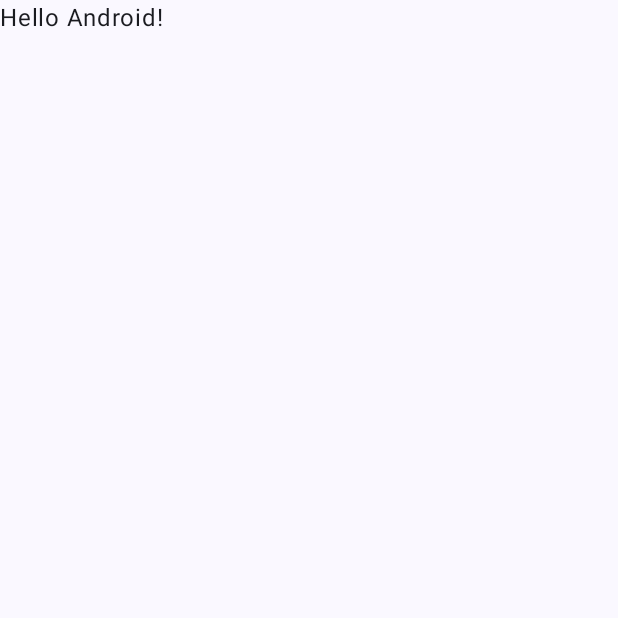
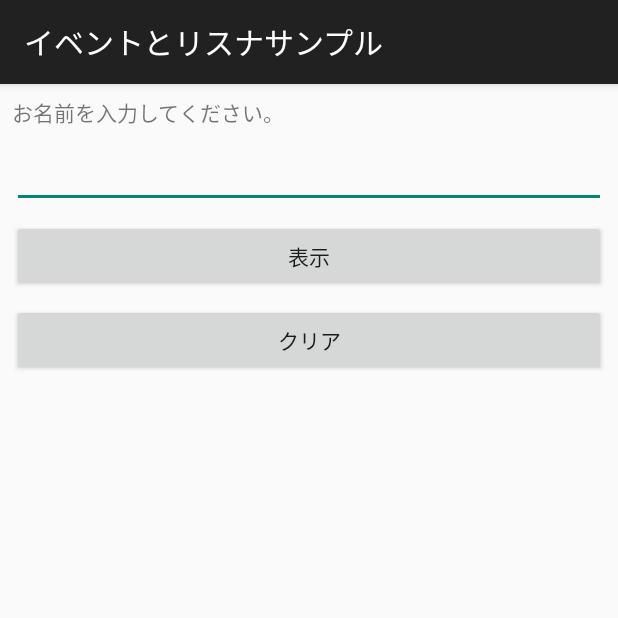
Before and after one commit to imakyo97/AndroidStudy, an Android app: the screen it shows after launch (MainActivity), on a phone screen of 412 x 824 dp, the top half of it. Before the commit the part shown is almost empty. Run offline under Robolectric (Android 15) with nearby library versions, the phone set to English and light mode, and no system bars.

Commit message:
イベントとリスナを実装

```diff
--- a/HelloSample/app/build.gradle.kts
+++ b/HelloSample/app/build.gradle.kts
@@ -56,6 +56,7 @@ dependencies {
     implementation("androidx.compose.ui:ui-graphics")
     implementation("androidx.compose.ui:ui-tooling-preview")
     implementation("androidx.compose.material3:material3")
+    implementation("androidx.appcompat:appcompat:1.6.1")
     testImplementation("junit:junit:4.13.2")
     androidTestImplementation("androidx.test.ext:junit:1.1.5")
     androidTestImplementation("androidx.test.espresso:espresso-core:3.5.1")
--- a/HelloSample/app/src/main/java/com/example/hellosample/MainActivity.kt
+++ b/HelloSample/app/src/main/java/com/example/hellosample/MainActivity.kt
@@ -1,43 +1,41 @@
 package com.example.hellosample
 
 import android.os.Bundle
-import androidx.activity.ComponentActivity
-import androidx.activity.compose.setContent
-import androidx.compose.foundation.layout.fillMaxSize
-import androidx.compose.material3.MaterialTheme
-import androidx.compose.material3.Surface
-import androidx.compose.material3.Text
-import androidx.compose.runtime.Composable
-import androidx.compose.ui.Modifier
-import androidx.compose.ui.tooling.preview.Preview
-import com.example.hellosample.ui.theme.HelloSampleTheme
+import android.view.View
+import android.widget.Button
+import android.widget.EditText
+import android.widget.TextView
+import androidx.appcompat.app.AppCompatActivity
 
-class MainActivity : ComponentActivity() {
+class MainActivity : AppCompatActivity() {
     override fun onCreate(savedInstanceState: Bundle?) {
         super.onCreate(savedInstanceState)
-        setContent {
-            HelloSampleTheme {
-                // A surface container using the 'background' color from the theme
-                Surface(modifier = Modifier.fillMaxSize(), color = MaterialTheme.colorScheme.background) {
-                    Greeting("Android")
+        setContentView(R.layout.activity_main)
+
+        val btClick = findViewById<Button>(R.id.btClick)
+        val listener = HelloListener()
+        btClick.setOnClickListener(listener)
+
+        val btClear = findViewById<Button>(R.id.btClear)
+        btClear.setOnClickListener(listener)
+    }
+
+    private inner class HelloListener : View.OnClickListener {
+        override fun onClick(view: View?) {
+            val input = findViewById<EditText>(R.id.etName)
+            val output = findViewById<TextView>(R.id.tvOutput)
+
+            when (view?.id) {
+                R.id.btClick -> {
+                    val inputStr = input.text.toString()
+                    output.text = inputStr + "さん、こんにちは！"
+                }
+                R.id.btClear -> {
+                    input.setText("")
+                    output.text = ""
                 }
             }
+
         }
     }
 }
-
-@Composable
-fun Greeting(name: String, modifier: Modifier = Modifier) {
-    Text(
-            text = "Hello $name!",
-            modifier = modifier
-    )
-}
-
-@Preview(showBackground = true)
-@Composable
-fun GreetingPreview() {
-    HelloSampleTheme {
-        Greeting("Android")
-    }
-}
--- a/HelloSample/app/src/main/java/com/example/hellosample/ui/theme/Color.kt
+++ /dev/null
@@ -1,11 +0,0 @@
-package com.example.hellosample.ui.theme
-
-import androidx.compose.ui.graphics.Color
-
-val Purple80 = Color(0xFFD0BCFF)
-val PurpleGrey80 = Color(0xFFCCC2DC)
-val Pink80 = Color(0xFFEFB8C8)
-
-val Purple40 = Color(0xFF6650a4)
-val PurpleGrey40 = Color(0xFF625b71)
-val Pink40 = Color(0xFF7D5260)
--- a/HelloSample/app/src/main/java/com/example/hellosample/ui/theme/Theme.kt
+++ /dev/null
@@ -1,70 +0,0 @@
-package com.example.hellosample.ui.theme
-
-import android.app.Activity
-import android.os.Build
-import androidx.compose.foundation.isSystemInDarkTheme
-import androidx.compose.material3.MaterialTheme
-import androidx.compose.material3.darkColorScheme
-import androidx.compose.material3.dynamicDarkColorScheme
-import androidx.compose.material3.dynamicLightColorScheme
-import androidx.compose.material3.lightColorScheme
-import androidx.compose.runtime.Composable
-import androidx.compose.runtime.SideEffect
-import androidx.compose.ui.graphics.toArgb
-import androidx.compose.ui.platform.LocalContext
-import androidx.compose.ui.platform.LocalView
-import androidx.core.view.WindowCompat
-
-private val DarkColorScheme = darkColorScheme(
-        primary = Purple80,
-        secondary = PurpleGrey80,
-        tertiary = Pink80
-)
-
-private val LightColorScheme = lightColorScheme(
-        primary = Purple40,
-        secondary = PurpleGrey40,
-        tertiary = Pink40
-
-        /* Other default colors to override
-    background = Color(0xFFFFFBFE),
-    surface = Color(0xFFFFFBFE),
-    onPrimary = Color.White,
-    onSecondary = Color.White,
-    onTertiary = Color.White,
-    onBackground = Color(0xFF1C1B1F),
-    onSurface = Color(0xFF1C1B1F),
-    */
-)
-
-@Composable
-fun HelloSampleTheme(
-        darkTheme: Boolean = isSystemInDarkTheme(),
-        // Dynamic color is available on Android 12+
-        dynamicColor: Boolean = true,
-        content: @Composable () -> Unit
-) {
-    val colorScheme = when {
-        dynamicColor && Build.VERSION.SDK_INT >= Build.VERSION_CODES.S -> {
-            val context = LocalContext.current
-            if (darkTheme) dynamicDarkColorScheme(context) else dynamicLightColorScheme(context)
-        }
-
-        darkTheme -> DarkColorScheme
-        else -> LightColorScheme
-    }
-    val view = LocalView.current
-    if (!view.isInEditMode) {
-        SideEffect {
-            val window = (view.context as Activity).window
-            window.statusBarColor = colorScheme.primary.toArgb()
-            WindowCompat.getInsetsController(window, view).isAppearanceLightStatusBars = darkTheme
-        }
-    }
-
-    MaterialTheme(
-            colorScheme = colorScheme,
-            typography = Typography,
-            content = content
-    )
-}
--- a/HelloSample/app/src/main/java/com/example/hellosample/ui/theme/Type.kt
+++ /dev/null
@@ -1,34 +0,0 @@
-package com.example.hellosample.ui.theme
-
-import androidx.compose.material3.Typography
-import androidx.compose.ui.text.TextStyle
-import androidx.compose.ui.text.font.FontFamily
-import androidx.compose.ui.text.font.FontWeight
-import androidx.compose.ui.unit.sp
-
-// Set of Material typography styles to start with
-val Typography = Typography(
-        bodyLarge = TextStyle(
-                fontFamily = FontFamily.Default,
-                fontWeight = FontWeight.Normal,
-                fontSize = 16.sp,
-                lineHeight = 24.sp,
-                letterSpacing = 0.5.sp
-        )
-        /* Other default text styles to override
-    titleLarge = TextStyle(
-        fontFamily = FontFamily.Default,
-        fontWeight = FontWeight.Normal,
-        fontSize = 22.sp,
-        lineHeight = 28.sp,
-        letterSpacing = 0.sp
-    ),
-    labelSmall = TextStyle(
-        fontFamily = FontFamily.Default,
-        fontWeight = FontWeight.Medium,
-        fontSize = 11.sp,
-        lineHeight = 16.sp,
-        letterSpacing = 0.5.sp
-    )
-    */
-)
--- /dev/null
+++ b/HelloSample/app/src/main/res/layout/activity_main.xml
@@ -0,0 +1,41 @@
+<?xml version="1.0" encoding="utf-8"?>
+<LinearLayout xmlns:android="http://schemas.android.com/apk/res/android"
+    android:orientation="vertical"
+    android:layout_width="match_parent"
+    android:layout_height="match_parent"
+    android:padding="8dp">
+
+    <TextView
+        android:layout_width="wrap_content"
+        android:layout_height="wrap_content"
+        android:text="@string/tv_name"/>
+
+    <EditText
+        android:id="@+id/etName"
+        android:layout_width="match_parent"
+        android:layout_height="wrap_content"
+        android:layout_marginTop="8dp"
+        android:inputType="textPersonName"/>
+
+    <Button
+        android:id="@+id/btClick"
+        android:layout_width="match_parent"
+        android:layout_height="wrap_content"
+        android:layout_marginTop="8dp"
+        android:text="@string/bt_click"/>
+    <Button
+        android:id="@+id/btClear"
+        android:layout_width="match_parent"
+        android:layout_height="wrap_content"
+        android:layout_marginTop="8dp"
+        android:text="@string/bt_clear"/>
+
+    <TextView
+        android:id="@+id/tvOutput"
+        android:layout_width="match_parent"
+        android:layout_height="wrap_content"
+        android:layout_marginTop="24dp"
+        android:text=""
+        android:textSize="25dp"/>
+
+</LinearLayout>
--- a/HelloSample/app/src/main/res/values/strings.xml
+++ b/HelloSample/app/src/main/res/values/strings.xml
@@ -1,3 +1,6 @@
 <resources>
-    <string name="app_name">HelloSample</string>
+    <string name="app_name">イベントとリスナサンプル</string>
+    <string name="tv_name">お名前を入力してください。</string>
+    <string name="bt_click">表示</string>
+    <string name="bt_clear">クリア</string>
 </resources>
--- a/HelloSample/app/src/main/res/values/themes.xml
+++ b/HelloSample/app/src/main/res/values/themes.xml
@@ -1,5 +1,5 @@
 <?xml version="1.0" encoding="utf-8"?>
 <resources>
 
-    <style name="Theme.HelloSample" parent="android:Theme.Material.Light.NoActionBar" />
+    <style name="Theme.HelloSample" parent="Theme.AppCompat.Light.DarkActionBar" />
 </resources>
```
